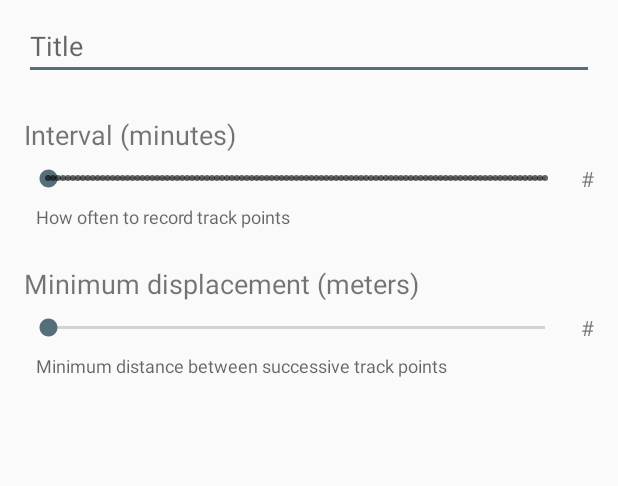
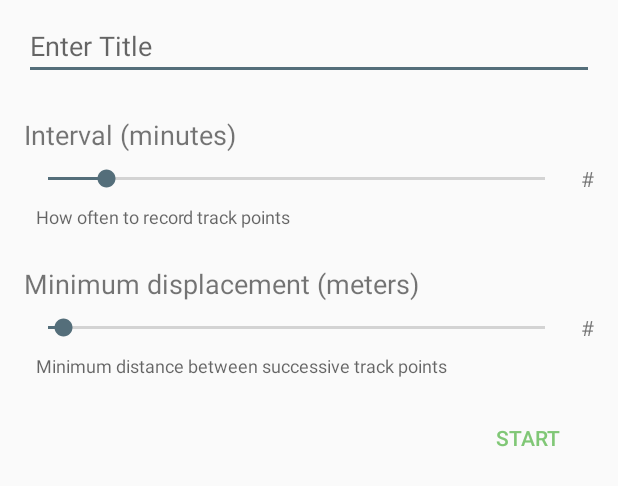
Before and after one commit to BradPatras/gpx-recorder, an Android app: the layout config_dialog.xml on its own in the app's theme, with its tools: preview values and no code run, on a phone screen of 412 x 824 dp. Shown: the top 486 px of the screen. Run offline under Robolectric (Android 15) with nearby library versions, the phone set to English and light mode, and no system bars.

Commit message:
creating configurator dialog fragment

```diff
--- a/app/build.gradle
+++ b/app/build.gradle
@@ -40,6 +40,7 @@ dependencies {
 
     compile 'com.karumi:dexter:4.2.0'
     compile group: 'commons-io', name: 'commons-io', version: '2.6'
-    compile 'com.google.android.gms:play-services-location:11.6.0'
+    compile 'com.google.android.gms:play-services-location:11.6.2'
+    compile 'com.crystal:crystalrangeseekbar:1.1.1'
 
 }
--- a/app/src/main/res/layout/config_dialog.xml
+++ b/app/src/main/res/layout/config_dialog.xml
@@ -4,7 +4,7 @@
     xmlns:app="http://schemas.android.com/apk/res-auto"
     xmlns:tools="http://schemas.android.com/tools"
     android:layout_width="match_parent"
-    android:layout_height="match_parent">
+    android:layout_height="wrap_content">
 
     <EditText
         android:id="@+id/config_title_editText"
@@ -13,22 +13,24 @@
         android:layout_marginEnd="16dp"
         android:layout_marginStart="16dp"
         android:layout_marginTop="8dp"
-        android:hint="Title"
+        android:hint="Enter Title"
         app:layout_constraintEnd_toEndOf="parent"
         app:layout_constraintStart_toStartOf="parent"
         app:layout_constraintTop_toTopOf="parent"/>
 
     <SeekBar
-        android:id="@+id/seekBar2"
-        style="@style/Widget.AppCompat.SeekBar.Discrete"
+        android:id="@+id/interval_seekBar"
         android:layout_width="0dp"
         android:layout_height="wrap_content"
         android:layout_marginEnd="8dp"
         android:layout_marginStart="16dp"
         android:layout_marginTop="8dp"
-        app:layout_constraintEnd_toStartOf="@+id/textView6"
+        android:max="120"
+        android:min="1"
+        android:progress="15"
+        app:layout_constraintEnd_toStartOf="@+id/interval_value"
         app:layout_constraintStart_toStartOf="parent"
-        app:layout_constraintTop_toBottomOf="@+id/textView2"/>
+        app:layout_constraintTop_toBottomOf="@+id/textView2" />
 
     <TextView
         android:id="@+id/textView2"
@@ -52,10 +54,10 @@
         android:textAlignment="textStart"
         android:textAppearance="@style/TextAppearance.AppCompat.Caption"
         android:textSize="12sp"
-        app:layout_constraintEnd_toEndOf="@+id/seekBar2"
+        app:layout_constraintEnd_toEndOf="@+id/interval_seekBar"
         app:layout_constraintHorizontal_bias="0.0"
         app:layout_constraintStart_toStartOf="@+id/textView2"
-        app:layout_constraintTop_toBottomOf="@+id/seekBar2"/>
+        app:layout_constraintTop_toBottomOf="@+id/interval_seekBar"/>
 
     <TextView
         android:id="@+id/textView4"
@@ -72,15 +74,19 @@
         app:layout_constraintTop_toBottomOf="@+id/textView3"/>
 
     <SeekBar
-        android:id="@+id/seekBar3"
+        android:id="@+id/displacement_seekBar"
+        style="@style/Widget.AppCompat.SeekBar"
         android:layout_width="0dp"
         android:layout_height="wrap_content"
         android:layout_marginEnd="8dp"
         android:layout_marginStart="16dp"
         android:layout_marginTop="8dp"
-        app:layout_constraintEnd_toStartOf="@+id/textView7"
+        android:max="100"
+        android:min="2"
+        android:progress="5"
+        app:layout_constraintEnd_toStartOf="@+id/displacement_value"
         app:layout_constraintStart_toStartOf="parent"
-        app:layout_constraintTop_toBottomOf="@+id/textView4"/>
+        app:layout_constraintTop_toBottomOf="@+id/textView4" />
 
     <TextView
         android:id="@+id/textView5"
@@ -95,31 +101,45 @@
         app:layout_constraintBottom_toBottomOf="parent"
         app:layout_constraintEnd_toEndOf="parent"
         app:layout_constraintHorizontal_bias="0.46"
-        app:layout_constraintStart_toStartOf="@+id/seekBar3"
-        app:layout_constraintTop_toBottomOf="@+id/seekBar3"
+        app:layout_constraintStart_toStartOf="@+id/displacement_seekBar"
+        app:layout_constraintTop_toBottomOf="@+id/displacement_seekBar"
         app:layout_constraintVertical_bias="0.0"/>
 
     <TextView
-        android:id="@+id/textView6"
+        android:id="@+id/interval_value"
         android:layout_width="wrap_content"
         android:layout_height="wrap_content"
         android:layout_marginEnd="16dp"
         android:text="#"
-        app:layout_constraintBottom_toBottomOf="@+id/seekBar2"
+        app:layout_constraintBottom_toBottomOf="@+id/interval_seekBar"
         app:layout_constraintEnd_toEndOf="parent"
-        app:layout_constraintStart_toEndOf="@+id/seekBar2"
-        app:layout_constraintTop_toTopOf="@+id/seekBar2"/>
+        app:layout_constraintStart_toEndOf="@+id/interval_seekBar"
+        app:layout_constraintTop_toTopOf="@+id/interval_seekBar"/>
 
     <TextView
-        android:id="@+id/textView7"
+        android:id="@+id/displacement_value"
         android:layout_width="wrap_content"
         android:layout_height="wrap_content"
         android:layout_marginEnd="16dp"
         android:text="#"
-        app:layout_constraintBottom_toBottomOf="@+id/seekBar3"
+        app:layout_constraintBottom_toBottomOf="@+id/displacement_seekBar"
         app:layout_constraintEnd_toEndOf="parent"
-        app:layout_constraintStart_toEndOf="@+id/seekBar3"
-        app:layout_constraintTop_toTopOf="@+id/seekBar3"/>
+        app:layout_constraintStart_toEndOf="@+id/displacement_seekBar"
+        app:layout_constraintTop_toTopOf="@+id/displacement_seekBar"/>
+
+    <Button
+        android:id="@+id/start_button"
+        style="@style/Widget.AppCompat.Button.Borderless.Colored"
+        android:layout_width="wrap_content"
+        android:layout_height="wrap_content"
+        android:layout_marginBottom="8dp"
+        android:layout_marginEnd="16dp"
+        android:layout_marginTop="16dp"
+        android:text="Start"
+        android:textColor="@color/colorPrimary"
+        app:layout_constraintBottom_toBottomOf="parent"
+        app:layout_constraintEnd_toEndOf="parent"
+        app:layout_constraintTop_toBottomOf="@+id/textView5" />
 
 
 </android.support.constraint.ConstraintLayout>
```
Also changed, not shown: app/src/main/java/com/iboism/gpxrecorder/activity/MainActivity.kt (+5 -4 lines), app/src/main/java/com/iboism/gpxrecorder/fragment/RecordingConfiguratorDialog.kt (+84 -2 lines).
